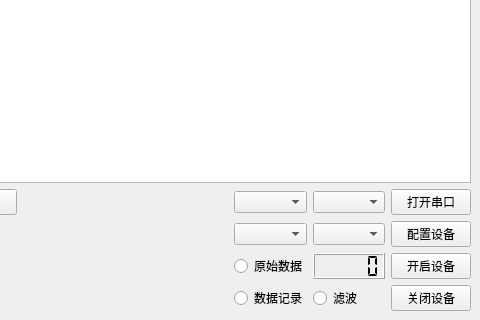
lfsty/LuoDeviceTest, file LuoDeviceTest/devicesetting.ui: the form before one commit; both pictures show x 126 to 606 and y 253 to 573 of the 606 by 573 pixel window.
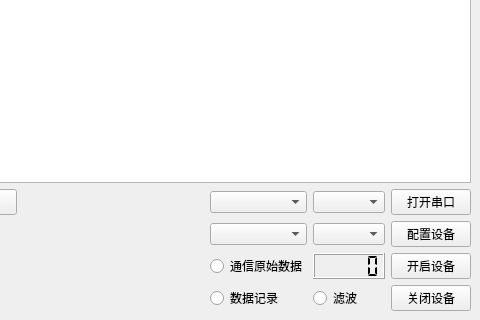
The form after the commit. Custom widgets are drawn as their Qt base class.

Patch:
```diff
--- a/LuoDeviceTest/devicesetting.ui
+++ b/LuoDeviceTest/devicesetting.ui
@@ -87,7 +87,7 @@
       <item row="3" column="4">
        <widget class="QRadioButton" name="m_radioButton_raw_record">
         <property name="text">
-         <string>原始数据</string>
+         <string>通信原始数据</string>
         </property>
         <property name="autoExclusive">
          <bool>false</bool>
```
Left out of the diff: 2 changed lines with no effect on the pictures.
